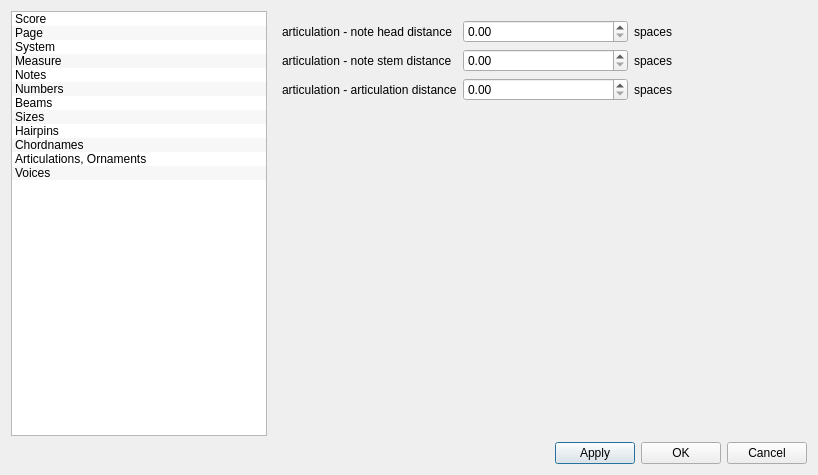
Qt form mscore/mscore/editstyle.ui (musescore/musescore-old) before a commit.
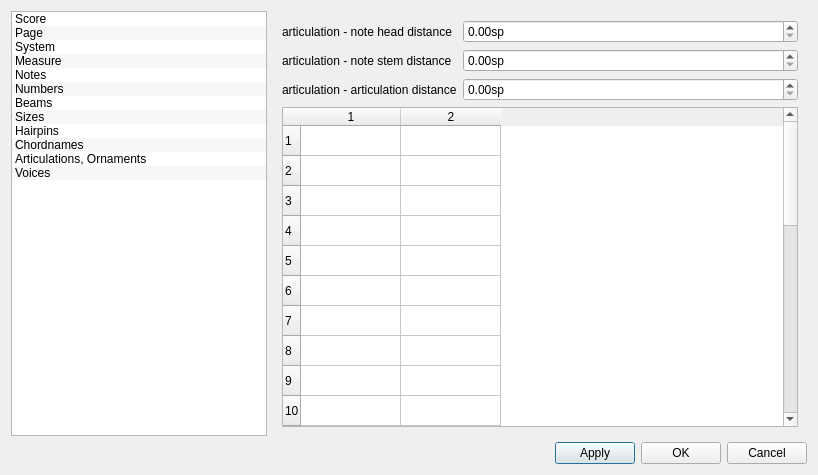
The same form after that commit. The open tabs and pages were chosen to show the change.

```diff
--- a/mscore/mscore/editstyle.ui
+++ b/mscore/mscore/editstyle.ui
@@ -1484,7 +1484,9 @@
       </layout>
      </widget>
      <widget class="QWidget" name="Seite_6" >
-      <layout class="QGridLayout" name="gridLayout_3" >
+      <layout class="QVBoxLayout" name="verticalLayout_9" >
+       <item>
+        <layout class="QFormLayout" name="formLayout_5" >
        <item row="0" column="0" >
         <widget class="QLabel" name="label_35" >
          <property name="text" >
@@ -1493,7 +1495,11 @@
         </widget>
        </item>
        <item row="0" column="1" >
-        <widget class="QDoubleSpinBox" name="propertyDistanceHead" />
+          <widget class="QDoubleSpinBox" name="propertyDistanceHead" >
+           <property name="suffix" >
+            <string comment="space unit" >sp</string>
+           </property>
+          </widget>
        </item>
        <item row="1" column="0" >
         <widget class="QLabel" name="label_37" >
@@ -1503,20 +1509,11 @@
         </widget>
        </item>
        <item row="1" column="1" >
-        <widget class="QDoubleSpinBox" name="propertyDistanceStem" />
-       </item>
-       <item row="3" column="0" >
-        <spacer name="verticalSpacer_2" >
-         <property name="orientation" >
-          <enum>Qt::Vertical</enum>
-         </property>
-         <property name="sizeHint" stdset="0" >
-          <size>
-           <width>20</width>
-           <height>40</height>
-          </size>
-         </property>
-        </spacer>
+          <widget class="QDoubleSpinBox" name="propertyDistanceStem" >
+           <property name="suffix" >
+            <string comment="space unit" >sp</string>
+           </property>
+          </widget>
        </item>
        <item row="2" column="0" >
         <widget class="QLabel" name="label_41" >
@@ -1526,27 +1523,58 @@
         </widget>
        </item>
        <item row="2" column="1" >
-        <widget class="QDoubleSpinBox" name="propertyDistance" />
-       </item>
-       <item row="0" column="2" >
-        <widget class="QLabel" name="label_43" >
-         <property name="text" >
-          <string>spaces</string>
+          <widget class="QDoubleSpinBox" name="propertyDistance" >
+           <property name="suffix" >
+            <string comment="space unit" >sp</string>
          </property>
         </widget>
        </item>
-       <item row="1" column="2" >
-        <widget class="QLabel" name="label_46" >
-         <property name="text" >
-          <string>spaces</string>
-         </property>
-        </widget>
+        </layout>
        </item>
-       <item row="2" column="2" >
-        <widget class="QLabel" name="label_47" >
-         <property name="text" >
-          <string>spaces</string>
+       <item>
+        <widget class="QTableWidget" name="articulationTable" >
+         <property name="wordWrap" >
+          <bool>false</bool>
          </property>
+         <property name="cornerButtonEnabled" >
+          <bool>false</bool>
+         </property>
+         <property name="rowCount" >
+          <number>28</number>
+         </property>
+         <property name="columnCount" >
+          <number>2</number>
+         </property>
+         <row/>
+         <row/>
+         <row/>
+         <row/>
+         <row/>
+         <row/>
+         <row/>
+         <row/>
+         <row/>
+         <row/>
+         <row/>
+         <row/>
+         <row/>
+         <row/>
+         <row/>
+         <row/>
+         <row/>
+         <row/>
+         <row/>
+         <row/>
+         <row/>
+         <row/>
+         <row/>
+         <row/>
+         <row/>
+         <row/>
+         <row/>
+         <row/>
+         <column/>
+         <column/>
         </widget>
        </item>
       </layout>
```
Left out of the diff: 2 changed lines with no effect on the pictures. Lines whose indentation alone changed are shown as unchanged.
